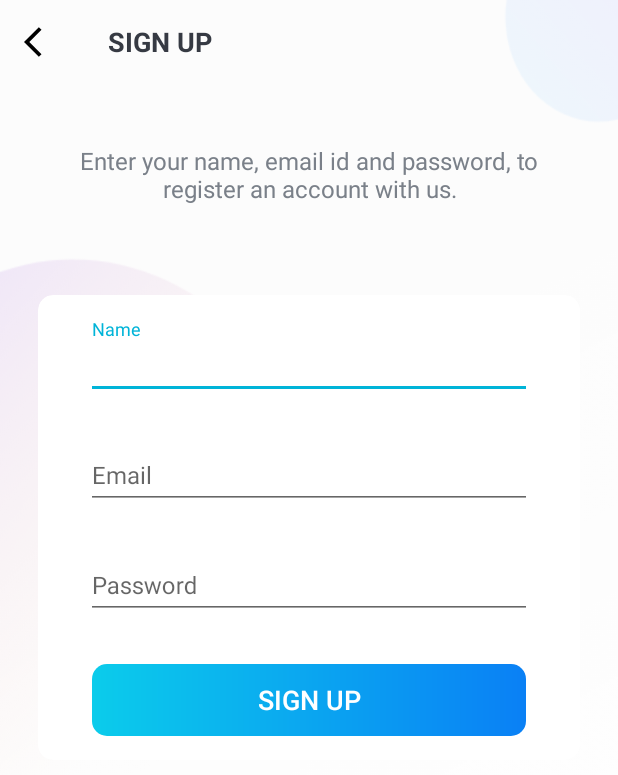
After one commit to milanjokic11/TickTock, an Android app: the SignUpActivity screen opened directly, with no data from a screen before it, on a phone screen of 412 x 824 dp. The commit adds this screen. Shown: the top 775 px of the screen. Run offline under Robolectric (Android 15) with nearby library versions, the phone set to English and light mode, and no system bars.

Commit message:
adding sign up and sign in activities

```diff
--- a/app/build.gradle.kts
+++ b/app/build.gradle.kts
@@ -40,6 +40,8 @@ android {
 
 dependencies {
 
+    implementation("com.google.android.material:material:1.10.0")
+
     implementation("androidx.core:core-ktx:1.12.0")
     implementation("androidx.appcompat:appcompat:1.6.1")
     implementation("com.google.android.material:material:1.10.0")
--- /dev/null
+++ b/app/src/main/java/eu/tutorials/ticktock/SignUpActivity.kt
@@ -0,0 +1,33 @@
+package eu.tutorials.ticktock
+
+import androidx.appcompat.app.AppCompatActivity
+import android.os.Bundle
+import android.view.WindowManager
+import eu.tutorials.ticktock.databinding.ActivitySignUpBinding
+
+class SignUpActivity : AppCompatActivity() {
+    // activity variables
+    private var binding: ActivitySignUpBinding? = null
+
+    override fun onCreate(savedInstanceState: Bundle?) {
+        super.onCreate(savedInstanceState)
+        binding = ActivitySignUpBinding.inflate(layoutInflater)
+        setContentView(binding?.root)
+        // set flags
+        window.setFlags(WindowManager.LayoutParams.FLAG_FULLSCREEN, WindowManager.LayoutParams.FLAG_FULLSCREEN)
+        // set action bar
+        setUpActionBar()
+    }
+
+    private fun setUpActionBar() {
+        setSupportActionBar(binding?.toolbarSignUpActivity)
+        val actionBar = supportActionBar
+        if (actionBar != null) {
+            actionBar.setDisplayHomeAsUpEnabled(true)
+            actionBar.setHomeAsUpIndicator(R.drawable.ic_black_back_btn_24dp)
+        }
+        binding?.toolbarSignUpActivity?.setNavigationOnClickListener {
+            onBackPressed()
+        }
+    }
+}
--- a/app/src/main/java/eu/tutorials/ticktock/SplashActivity.kt
+++ b/app/src/main/java/eu/tutorials/ticktock/SplashActivity.kt
@@ -1,5 +1,6 @@
 package eu.tutorials.ticktock
 
+import android.annotation.SuppressLint
 import android.content.Intent
 import android.graphics.Typeface
 import androidx.appcompat.app.AppCompatActivity
@@ -8,7 +9,9 @@ import android.os.Handler
 import android.view.WindowManager
 import eu.tutorials.ticktock.databinding.ActivitySplashBinding
 
+@SuppressLint("CustomSplashScreen")
 class SplashActivity : AppCompatActivity() {
+    // activity variables
     private var binding: ActivitySplashBinding? = null
 
     override fun onCreate(savedInstanceState: Bundle?) {
--- /dev/null
+++ b/app/src/main/res/drawable/ic_black_back_btn_24dp.xml
@@ -0,0 +1,5 @@
+<vector android:autoMirrored="true" android:height="24dp"
+    android:tint="#000000" android:viewportHeight="24"
+    android:viewportWidth="24" android:width="24dp" xmlns:android="http://schemas.android.com/apk/res/android">
+    <path android:fillColor="@android:color/white" android:pathData="M11.67,3.87L9.9,2.1 0,12l9.9,9.9 1.77,-1.77L3.54,12z"/>
+</vector>
--- /dev/null
+++ b/app/src/main/res/layout/activity_sign_up.xml
@@ -0,0 +1,121 @@
+<?xml version="1.0" encoding="utf-8"?>
+<LinearLayout xmlns:android="http://schemas.android.com/apk/res/android"
+    xmlns:app="http://schemas.android.com/apk/res-auto"
+    xmlns:tools="http://schemas.android.com/tools"
+    android:layout_width="match_parent"
+    android:layout_height="match_parent"
+    android:background="@drawable/ic_background"
+    android:orientation="vertical"
+    tools:context=".SignUpActivity">
+
+    <androidx.appcompat.widget.Toolbar
+        android:id="@+id/toolbar_sign_up_activity"
+        android:layout_width="match_parent"
+        android:layout_height="?attr/actionBarSize">
+        <TextView
+            android:id="@+id/tv_title"
+            android:layout_width="match_parent"
+            android:layout_height="match_parent"
+            android:gravity="center_vertical"
+            android:text="@string/sign_up"
+            android:textColor="@color/primaryTextColor"
+            android:textSize="@dimen/toolbar_title_text_size"
+            android:textStyle="bold" />
+    </androidx.appcompat.widget.Toolbar>
+
+    <LinearLayout
+        android:layout_width="match_parent"
+        android:layout_height="match_parent"
+        android:layout_gravity="center"
+        android:layout_marginTop="@dimen/authentication_screen_content_marginTop"
+        android:orientation="vertical">
+
+        <TextView
+            android:layout_width="match_parent"
+            android:layout_height="wrap_content"
+            android:layout_marginStart="@dimen/authentication_screen_marginStartEnd"
+            android:layout_marginEnd="@dimen/authentication_screen_marginStartEnd"
+            android:gravity="center"
+            android:text="@string/sign_up_description_text"
+            android:textColor="@color/secondaryTextColor"
+            android:textSize="@dimen/authentication_description_text_size" />
+
+        <androidx.cardview.widget.CardView
+            android:layout_width="match_parent"
+            android:layout_height="wrap_content"
+            android:layout_marginStart="@dimen/authentication_screen_marginStartEnd"
+            android:layout_marginTop="@dimen/authentication_screen_card_view_marginTop"
+            android:layout_marginEnd="@dimen/authentication_screen_marginStartEnd"
+            android:elevation="@dimen/card_view_elevation"
+            app:cardCornerRadius="@dimen/card_view_corner_radius">
+
+            <LinearLayout
+                android:layout_width="match_parent"
+                android:layout_height="wrap_content"
+                android:orientation="vertical"
+                android:padding="@dimen/card_view_layout_content_padding">
+
+                <com.google.android.material.textfield.TextInputLayout
+                    android:layout_width="match_parent"
+                    android:layout_height="wrap_content"
+                    android:layout_marginStart="@dimen/authentication_screen_til_marginStartEnd"
+                    android:layout_marginEnd="@dimen/authentication_screen_til_marginStartEnd">
+                    <androidx.appcompat.widget.AppCompatEditText
+                        android:id="@+id/et_name"
+                        android:layout_width="match_parent"
+                        android:layout_height="wrap_content"
+                        android:hint="@string/name"
+                        android:inputType="textEmailAddress"
+                        android:textSize="@dimen/et_text_size" />
+                </com.google.android.material.textfield.TextInputLayout>
+
+                <com.google.android.material.textfield.TextInputLayout
+                    android:layout_width="match_parent"
+                    android:layout_height="wrap_content"
+                    android:layout_marginStart="@dimen/authentication_screen_til_marginStartEnd"
+                    android:layout_marginTop="@dimen/authentication_screen_til_marginTop"
+                    android:layout_marginEnd="@dimen/authentication_screen_til_marginStartEnd">
+                    <androidx.appcompat.widget.AppCompatEditText
+                        android:id="@+id/et_email"
+                        android:layout_width="match_parent"
+                        android:layout_height="wrap_content"
+                        android:hint="@string/email"
+                        android:inputType="textEmailAddress"
+                        android:textSize="@dimen/et_text_size" />
+                </com.google.android.material.textfield.TextInputLayout>
+
+                <com.google.android.material.textfield.TextInputLayout
+                    android:layout_width="match_parent"
+                    android:layout_height="wrap_content"
+                    android:layout_marginStart="@dimen/authentication_screen_til_marginStartEnd"
+                    android:layout_marginTop="@dimen/authentication_screen_til_marginTop"
+                    android:layout_marginEnd="@dimen/authentication_screen_til_marginStartEnd">
+                    <androidx.appcompat.widget.AppCompatEditText
+                        android:id="@+id/et_password"
+                        android:layout_width="match_parent"
+                        android:layout_height="wrap_content"
+                        android:hint="@string/password"
+                        android:inputType="textPassword"
+                        android:textSize="16sp" />
+                </com.google.android.material.textfield.TextInputLayout>
+
+                <Button
+                    android:id="@+id/btn_sign_up"
+                    android:layout_width="match_parent"
+                    android:layout_height="wrap_content"
+                    android:layout_gravity="center"
+                    android:layout_marginStart="@dimen/btn_marginStartEnd"
+                    android:layout_marginTop="@dimen/sign_up_screen_btn_marginTop"
+                    android:layout_marginEnd="@dimen/btn_marginStartEnd"
+                    android:background="@drawable/shape_button_rounded"
+                    android:foreground="?attr/selectableItemBackground"
+                    android:gravity="center"
+                    android:paddingTop="@dimen/btn_paddingTopBottom"
+                    android:paddingBottom="@dimen/btn_paddingTopBottom"
+                    android:text="@string/sign_up"
+                    android:textColor="@android:color/white"
+                    android:textSize="@dimen/btn_text_size" />
+            </LinearLayout>
+        </androidx.cardview.widget.CardView>
+    </LinearLayout>
+</LinearLayout>
--- a/app/src/main/res/values/dimens.xml
+++ b/app/src/main/res/values/dimens.xml
@@ -1,7 +1,8 @@
 <?xml version="1.0" encoding="utf-8"?>
 <resources>
-
+    <!-- splash screen -->
     <dimen name="splash_screen_title_textSize">70sp</dimen>
+    <!-- intro activity -->
     <dimen name="intro_screen_title_text_size">40sp</dimen>
     <dimen name="intro_screen_title_text_marginTop">40dp</dimen>
     <dimen name="intro_screen_image_marginTop">30dp</dimen>
@@ -16,4 +17,20 @@
     <dimen name="btn_paddingTopBottom">8dp</dimen>
     <dimen name="intro_screen_sign_up_btn_marginTop">15dp</dimen>
     <dimen name="btn_text_size">18sp</dimen>
+    <!-- sign up activity -->
+    <dimen name="sign_up_screen_btn_marginTop">30dp</dimen>
+    <dimen name="toolbar_title_text_size">18sp</dimen>
+    <dimen name="authentication_screen_content_marginTop">40dp</dimen>
+    <dimen name="authentication_description_text_size">16sp</dimen>
+    <dimen name="authentication_screen_marginStartEnd">25dp</dimen>
+    <dimen name="authentication_screen_card_view_marginTop">60dp</dimen>
+    <dimen name="card_view_elevation">10dp</dimen>
+    <dimen name="card_view_corner_radius">10dp</dimen>
+    <dimen name="card_view_layout_content_padding">16dp</dimen>
+    <dimen name="authentication_screen_til_marginStartEnd">16dp</dimen>
+    <dimen name="et_text_size">16sp</dimen>
+    <dimen name="authentication_screen_til_marginTop">20dp</dimen>
+    <dimen name="authentication_screen_marginTop">5dp</dimen>
+    <!-- activity -->
+
 </resources>
--- a/app/src/main/res/values/strings.xml
+++ b/app/src/main/res/values/strings.xml
@@ -5,4 +5,9 @@
     <string name="intro_text_description">Collaborate and Plan Together Across Multiple Devices on TickTock’s Minimalist Interface.</string>
     <string name="sign_in">SIGN IN</string>
     <string name="sign_up">SIGN UP</string>
+    <string name="sign_up_description_text">Enter your name, email id and password, to register an account with us.</string>
+    <string name="name">Name</string>
+    <string name="password">Password</string>
+    <string name="email">Email</string>
+    <string name="sign_in_description_text">Enter your email and a password in order to register an account with us.</string>
 </resources>
```
Also changed, not shown: app/src/main/AndroidManifest.xml (+11 -1 lines), app/src/main/java/eu/tutorials/ticktock/IntroActivity.kt (+10 -1 lines), app/src/main/java/eu/tutorials/ticktock/SignInActivity.kt (added, +34 -0 lines), app/src/main/res/layout/activity_sign_in.xml (added, +107 -0 lines), app/src/main/res/drawable/ic_background.png (added).
